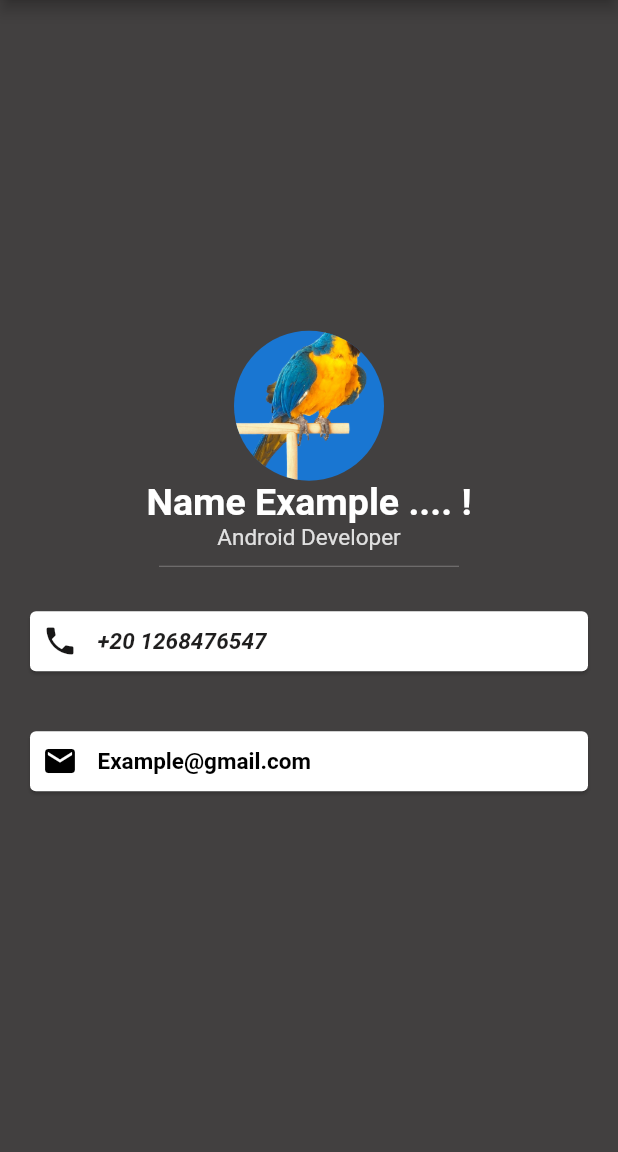
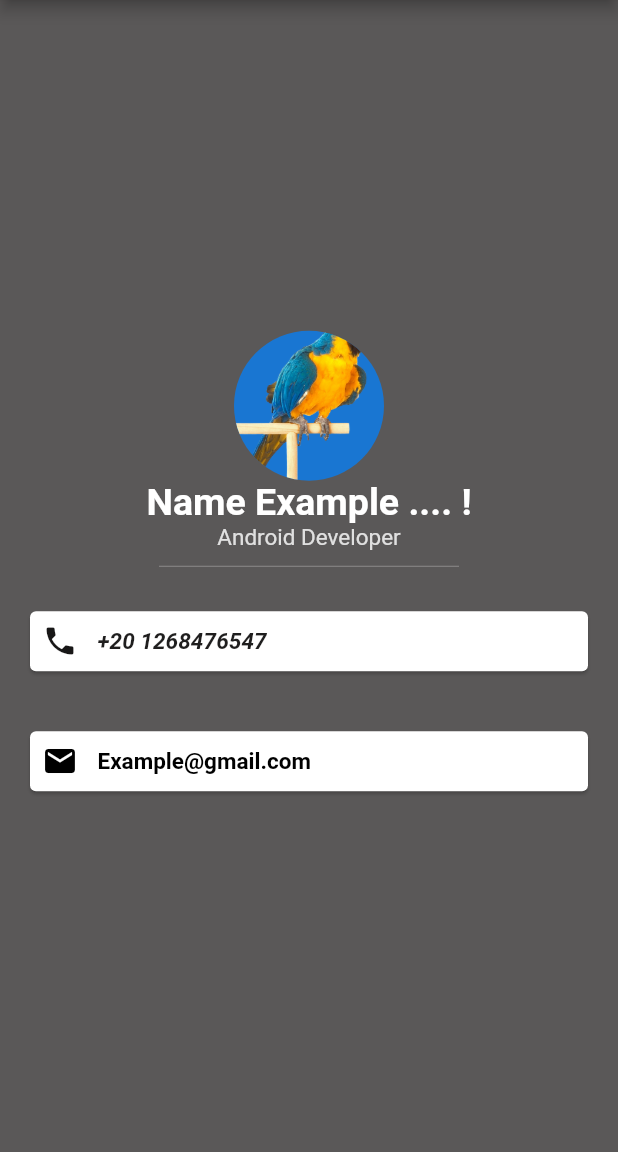
Before and after one commit to Omarh179/card_app, a Flutter app: the screen it shows after launch, on a phone screen of 412 x 824 dp, the part 84-1236 px from its top. Run offline on Flutter 3.47's test engine with Material 2 defaults, Android fonts, the phone set to English and light mode, and no system bars.

Commit message:
first commit

```diff
--- a/lib/main.dart
+++ b/lib/main.dart
@@ -13,7 +13,7 @@ class MyApp extends StatelessWidget {
   Widget build(BuildContext context) {
     return MaterialApp(
       home: Scaffold(
-        backgroundColor: Color.fromARGB(255, 66, 64, 64),
+        backgroundColor: Color.fromARGB(255, 90, 88, 88),
         appBar: AppBar(
           title: Text('Card App'),
           backgroundColor: Color.fromARGB(255, 138, 125, 124),
```
